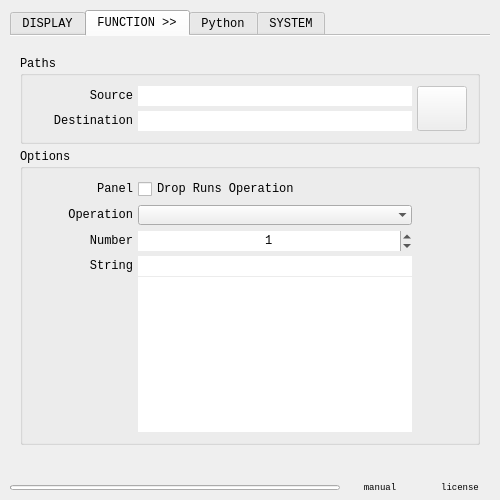
EyeOdin/imagine_board, file imagine_board/imagine_board_settings.ui: the form before one commit.
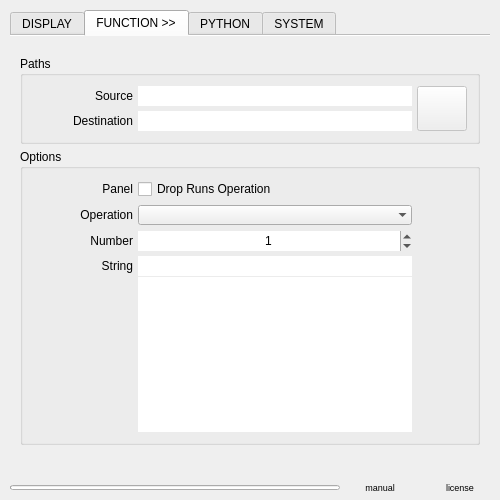
The form after the commit. The open tabs and pages were chosen to show the change.

```diff
--- a/imagine_board/imagine_board_settings.ui
+++ b/imagine_board/imagine_board_settings.ui
@@ -16,11 +16,6 @@
     <verstretch>0</verstretch>
    </sizepolicy>
   </property>
-  <property name="font">
-   <font>
-    <family>Liberation Mono</family>
-   </font>
-  </property>
   <layout class="QVBoxLayout" name="imagineboard_settings_layout">
    <property name="spacing">
     <number>0</number>
@@ -937,7 +932,7 @@
                <x>0</x>
                <y>0</y>
                <width>480</width>
-               <height>449</height>
+               <height>448</height>
               </rect>
              </property>
              <property name="sizePolicy">
@@ -1529,7 +1524,7 @@
         </widget>
         <widget class="QWidget" name="tab_python">
          <attribute name="title">
-          <string>Python</string>
+          <string>PYTHON</string>
          </attribute>
          <layout class="QVBoxLayout" name="tab_python_layout">
           <property name="spacing">
@@ -1910,7 +1905,6 @@
        </property>
        <property name="font">
         <font>
-         <family>Liberation Mono</family>
          <pointsize>7</pointsize>
         </font>
        </property>
@@ -1947,7 +1941,6 @@
        </property>
        <property name="font">
         <font>
-         <family>Liberation Mono</family>
          <pointsize>7</pointsize>
         </font>
        </property>
```
Left out of the diff: 15 changed lines with no effect on the pictures.
